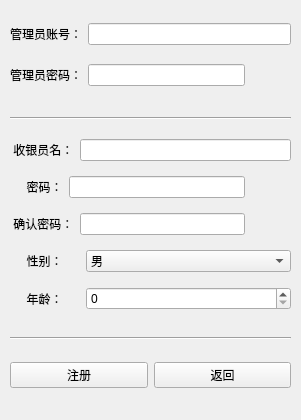
Above: src/LogIn/registerdialog.ui from Hong16-9/QT_SuperMarket before the change. Below: the same form after it.
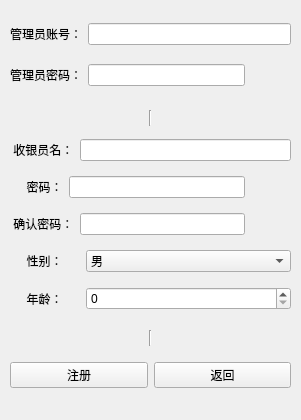
That is the form after the change. Icons and pictures are not drawn.

```diff
--- a/src/LogIn/registerdialog.ui
+++ b/src/LogIn/registerdialog.ui
@@ -83,7 +83,7 @@
     </rect>
    </property>
    <property name="orientation">
-    <enum>Qt::Orientation::Horizontal</enum>
+    <enum>Qt::Vertical</enum>
    </property>
   </widget>
   <widget class="QWidget" name="verticalLayoutWidget_2">
@@ -244,7 +244,7 @@
     </rect>
    </property>
    <property name="orientation">
-    <enum>Qt::Orientation::Horizontal</enum>
+    <enum>Qt::Vertical</enum>
    </property>
   </widget>
   <widget class="QWidget" name="horizontalLayoutWidget_3">
```
Left out of the diff: 2 changed lines with no effect on the pictures.
